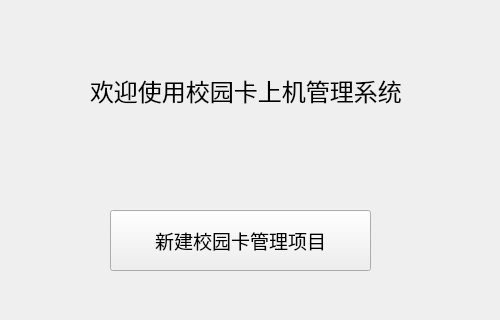
The window that welcome.ui (kagura114/NetCard) describes before a commit, drawn with Qt 5; both pictures show x 0 to 500 and y 0 to 320 of the 500 by 552 pixel window.
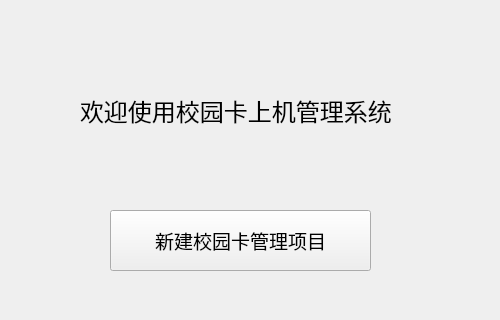
The same window after the commit.

What changed in the file:
```diff
--- a/welcome.ui
+++ b/welcome.ui
@@ -65,10 +65,10 @@
   <widget class="QLabel" name="Welcome_Label">
    <property name="geometry">
     <rect>
-     <x>90</x>
-     <y>40</y>
-     <width>411</width>
-     <height>101</height>
+     <x>80</x>
+     <y>70</y>
+     <width>331</width>
+     <height>81</height>
     </rect>
    </property>
    <property name="font">
```
